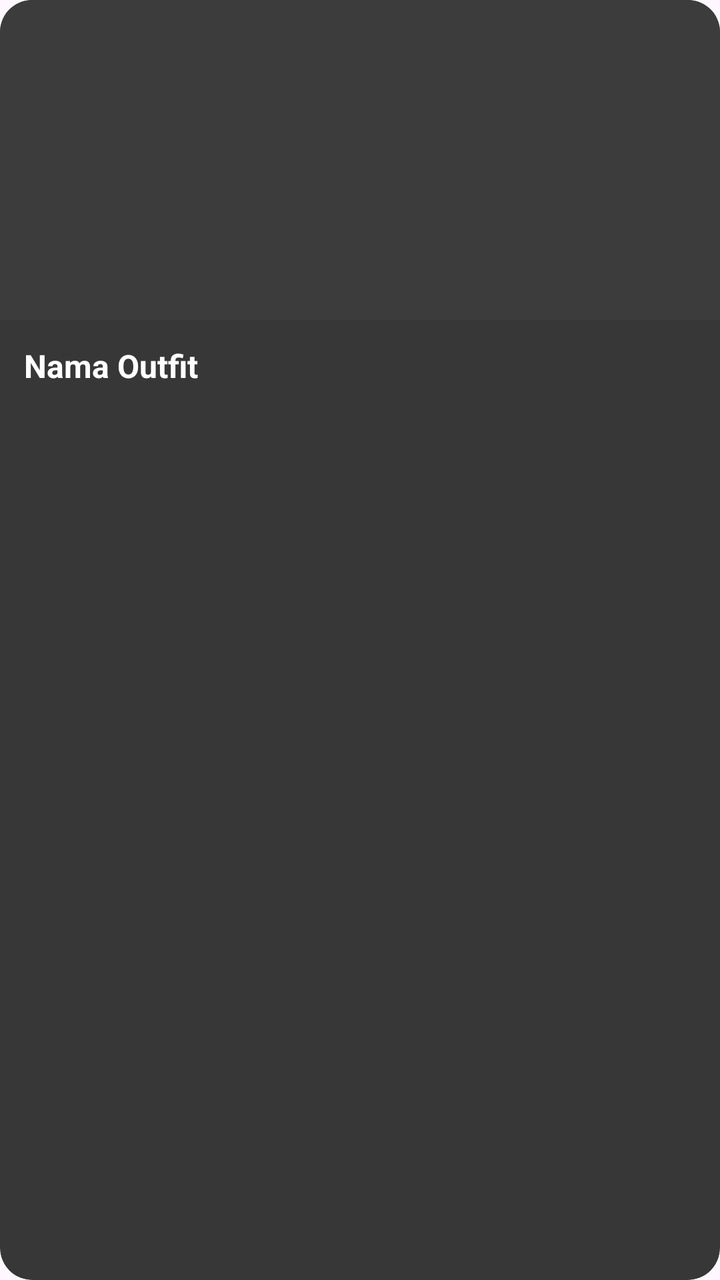
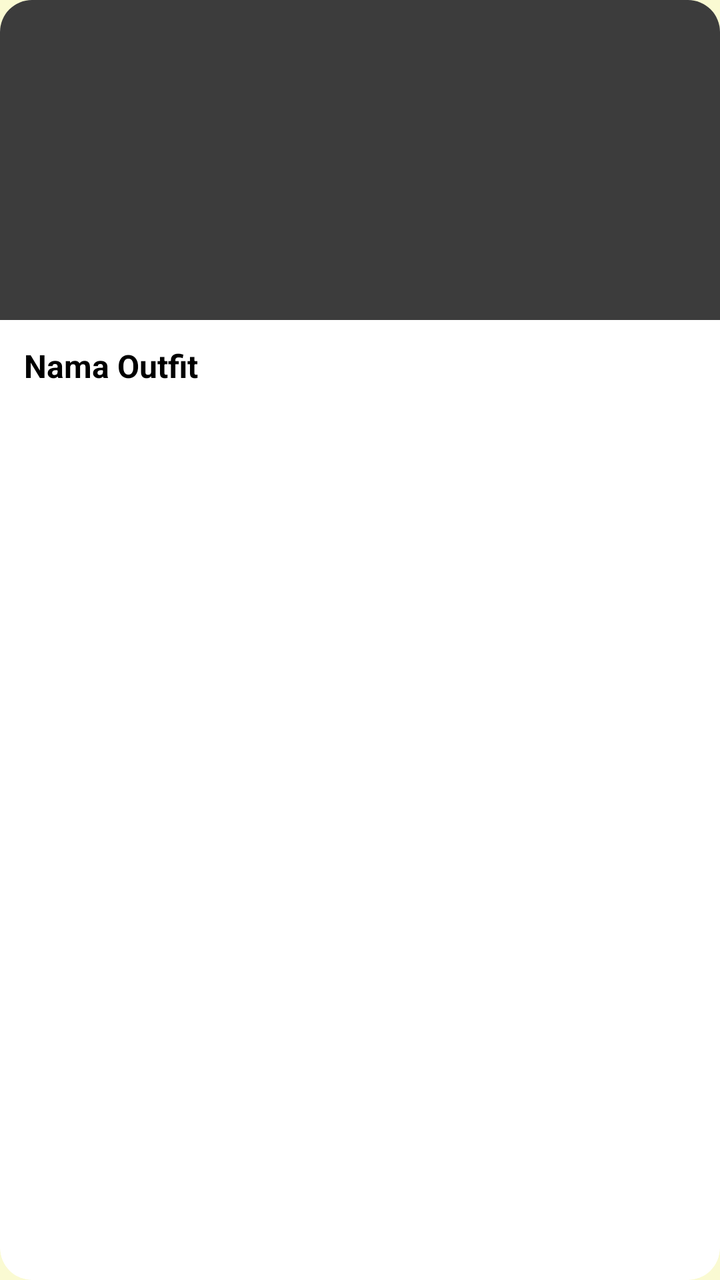

Two renders of the same Android screen: before a commit and after it. Below are the layout's source before the change and the commit's diff.
<!-- AndroidManifest.xml: application theme Theme.WardrobeDigital -->
<!-- res/layout/item_outfit.xml -->
<?xml version="1.0" encoding="utf-8"?>
<com.google.android.material.card.MaterialCardView xmlns:android="http://schemas.android.com/apk/res/android"
    xmlns:app="http://schemas.android.com/apk/res-auto"
    android:id="@+id/outfit_card"
    android:layout_width="match_parent"
    android:layout_height="wrap_content"
    android:layout_margin="8dp"
    app:cardBackgroundColor="#373737"
    app:cardCornerRadius="16dp"
    app:strokeWidth="0dp">

    <LinearLayout
        android:layout_width="match_parent"
        android:layout_height="wrap_content"
        android:orientation="vertical">

        
        <GridLayout
            android:layout_width="match_parent"
            android:layout_height="wrap_content"
            android:columnCount="2"
            android:rowCount="2">

            <ImageView
                android:id="@+id/img_item_1"
                android:layout_width="0dp"
                android:layout_height="80dp"
                android:layout_columnWeight="1"
                android:scaleType="centerCrop"
                android:src="@drawable/placeholder_image" />

            <ImageView
                android:id="@+id/img_item_2"
                android:layout_width="0dp"
                android:layout_height="80dp"
                android:layout_columnWeight="1"
                android:scaleType="centerCrop"
                android:src="@drawable/placeholder_image" />

            <ImageView
                android:id="@+id/img_item_3"
                android:layout_width="0dp"
                android:layout_height="80dp"
                android:layout_columnWeight="1"
                android:scaleType="centerCrop"
                android:src="@drawable/placeholder_image" />

            <ImageView
                android:id="@+id/img_item_4"
                android:layout_width="0dp"
                android:layout_height="80dp"
                android:layout_columnWeight="1"
                android:scaleType="centerCrop"
                android:src="@drawable/placeholder_image" />
        </GridLayout>

        
        <TextView
            android:id="@+id/tv_outfit_name"
            android:layout_width="match_parent"
            android:layout_height="wrap_content"
            android:padding="12dp"
            android:text="Nama Outfit"
            android:textColor="@android:color/white"
            android:textSize="16sp"
            android:textStyle="bold" />
    </LinearLayout>
</com.google.android.material.card.MaterialCardView>
<!-- resources referenced by this layout -->
<resources>
  <!-- drawable placeholder_image (drawable) -->
  <?xml version="1.0" encoding="utf-8"?>
  <shape xmlns:android="http://schemas.android.com/apk/res/android">
      <solid android:color="#3C3C3C" />
  </shape>
  <style name="Theme.WardrobeDigital" parent="Base.Theme.WardrobeDigital" />
  <style name="Base.Theme.WardrobeDigital" parent="Theme.Material3.DayNight">
          
          
      </style>
</resources>

<!-- the commit's change to res/layout/item_outfit.xml (unified diff, before → after) -->
@@ -5,7 +5,7 @@
     android:layout_width="match_parent"
     android:layout_height="wrap_content"
     android:layout_margin="8dp"
-    app:cardBackgroundColor="#373737"
+    app:cardBackgroundColor="@color/colorCard"
     app:cardCornerRadius="16dp"
     app:strokeWidth="0dp">
 
@@ -61,7 +61,7 @@
             android:layout_height="wrap_content"
             android:padding="12dp"
             android:text="Nama Outfit"
-            android:textColor="@android:color/white"
+            android:textColor="@color/colorTextPrimary"
             android:textSize="16sp"
             android:textStyle="bold" />
     </LinearLayout>
<!-- resource entries referenced after the edit -->
@@ -1,14 +1,18 @@
 <!-- resources referenced by this layout -->
 <resources>
+  <color name="colorCard">#FFFFFF</color>
+  <color name="colorTextPrimary">#000000</color>
   <!-- drawable placeholder_image (drawable) -->
   <?xml version="1.0" encoding="utf-8"?>
   <shape xmlns:android="http://schemas.android.com/apk/res/android">
       <solid android:color="#3C3C3C" />
   </shape>
   <style name="Theme.WardrobeDigital" parent="Base.Theme.WardrobeDigital" />
-  <style name="Base.Theme.WardrobeDigital" parent="Theme.Material3.DayNight">
+  <style name="Base.Theme.WardrobeDigital" parent="Theme.Material3.DayNight.NoActionBar">
           
+          <item name="android:windowBackground">@color/colorAppBackground</item>
           
       </style>
+  <color name="colorAppBackground">#FAFAD2</color>
 </resources>
 
